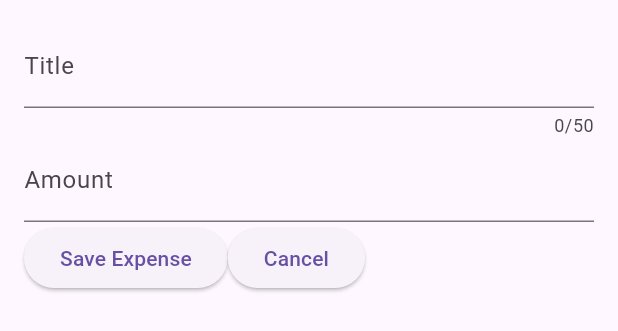
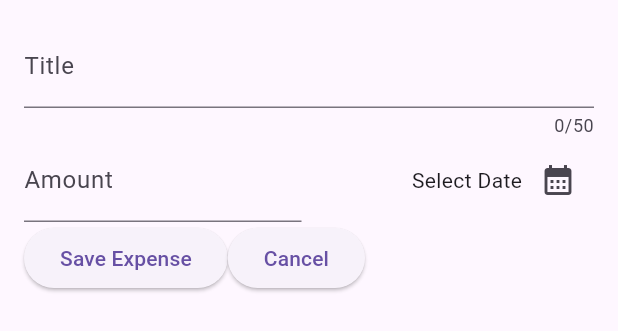
Before and after one commit to raneem-yad/expenses_tracker_training_app, a Flutter app: the NewExpense widget shown alone on an empty page, opened directly, on a phone screen of 412 x 824 dp. Shown: the top 331 px of the screen. Run offline on Flutter 3.47's test engine with Material 3 defaults, Android fonts, the phone set to English and light mode, and no system bars.

Commit message:
add a date picker with an expand element

```diff
--- a/lib/widgets/new_expense.dart
+++ b/lib/widgets/new_expense.dart
@@ -13,6 +13,11 @@ class _NewExpenseState extends State<NewExpense> {
   final _titleController = TextEditingController();
   final _amountController = TextEditingController();
 
+  void _presentDatePicker(){
+    final now = DateTime.now();
+    final firstDate = DateTime(now.year-1, now.month, now.day);
+    showDatePicker(context: context, firstDate: firstDate, lastDate: now);
+  }
   @override
   void dispose() {
     _titleController.dispose();
@@ -33,13 +38,27 @@ class _NewExpenseState extends State<NewExpense> {
               label: Text('Title'),
             ),
           ),
-          TextField(
+          Row(
+
+            children: [
+              Expanded(child: TextField(
                 controller: _amountController,
                 keyboardType: TextInputType.number,
                 decoration: const InputDecoration(
                     prefixText: '\$ ',
                     label: Text("Amount")
                 ),
+              ),),
+              const SizedBox(width: 10,),
+              Expanded(child: Row(
+                mainAxisAlignment: MainAxisAlignment.end,
+                crossAxisAlignment: CrossAxisAlignment.center,
+                children: [
+                  const Text("Select Date"),
+                  IconButton(onPressed: _presentDatePicker, icon: Icon(Icons.calendar_month))
+                ],
+              ),)
+            ],
           ),
           Row(
             children: [
@@ -50,7 +69,9 @@ class _NewExpenseState extends State<NewExpense> {
                 },
                 child: const Text('Save Expense'),
               ),
-              ElevatedButton(onPressed: (){}, child: const Text("Cancel"))
+              ElevatedButton(onPressed: (){
+                Navigator.pop(context);
+              }, child: const Text("Cancel"))
             ],
           ),
         ],
```
Also changed, not shown: pubspec.lock. Lines whose indentation alone changed are shown as unchanged.
